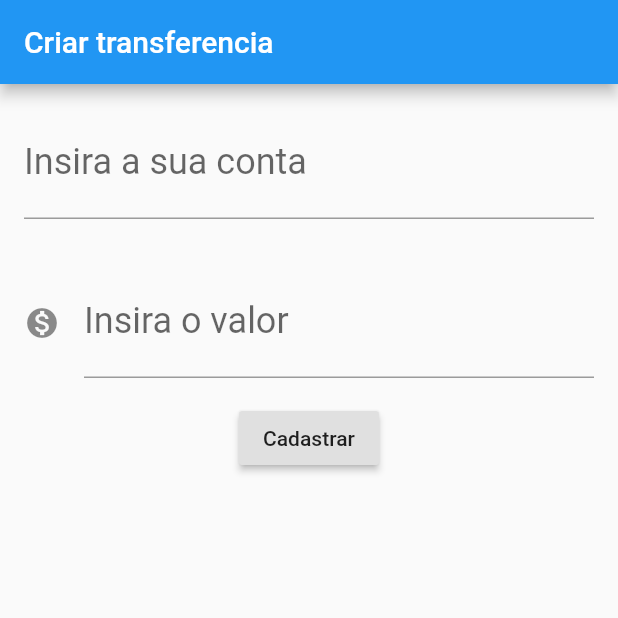
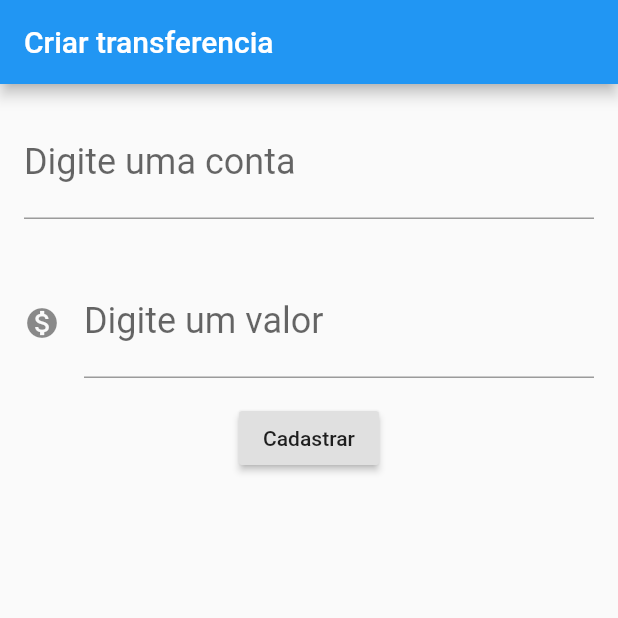
Before and after one commit to felipeferrari90/aluraapp01, a Flutter app: the screen it shows after launch, on a phone screen of 412 x 824 dp, the top half of it. Run offline on Flutter 3.47's test engine with Material 2 defaults, Android fonts, the phone set to English and light mode, and no system bars.

Commit message:
commit antes de ser explicados o navigators e os future

```diff
--- a/lib/main.dart
+++ b/lib/main.dart
@@ -25,38 +25,20 @@ class FormularioTransferencia extends StatelessWidget{
         ),
         body: Column(
           children: <Widget>[
-            Padding(
-              padding: EdgeInsets.all(16.0),
-              child: TextField(
-                controller: ,
-                style: TextStyle(
-                  fontSize: 24.0,
-                ),
-                decoration:  InputDecoration(
-                  labelText: "Insira a sua conta",
-                  hintText: "000-0"
-                ),
-              ),
+            CampoEditor(
+              controller: _contrCampoConta,
+              rotulo: "Digite uma conta",
+              dica: "0.00",
             ),
-            Padding(
-              padding: EdgeInsets.all(16.0),
-              child: TextField(
-                style: TextStyle(
-                  fontSize: 24.0,
-                ),
-                decoration:  InputDecoration(
-                  icon: Icon(Icons.monetization_on),
-                  labelText: "Insira o valor",
-                  hintText: "0.00"
-                ),
-              ),
+            CampoEditor(
+              icone: Icons.monetization_on,
+              controller: _contrCampoValor,
+              rotulo: "Digite um valor",
+              dica: "000-0",
             ),
             RaisedButton(
               onPressed: (){
-                  final String _conta = _contrCampoConta.text;
-                  final String _valor = Double.parse(_contrCampoValor);
-
-                  final Transferencia _transferencia = Transferencia(_valor, _conta);
+                 _criaTransferencia();
               },
               child: Text("Cadastrar")
             )
@@ -64,7 +46,50 @@ class FormularioTransferencia extends StatelessWidget{
         )
      );
   }
+
+  void _criaTransferencia(){
+      final String _conta = _contrCampoConta.text;
+      final double _valor = double.tryParse(_contrCampoValor.text);
+
+      if(_conta != null && _valor != null){
+        final transferenciaCriada = Transferencia(_valor, _conta);
+        debugPrint(transferenciaCriada._conta);
+  }
 }
+
+
+
+}
+
+class CampoEditor extends StatelessWidget {
+
+  final TextEditingController controller;
+  final String rotulo;
+  final String dica;
+  IconData icone;
+
+  CampoEditor({this.icone,this.rotulo, this.dica, this.controller});
+
+  @override
+  Widget build(BuildContext context) {
+     return Padding(
+              padding: EdgeInsets.all(16.0),
+              child: TextField(
+                controller: controller,
+                style: TextStyle(
+                  fontSize: 24.0,
+                ),
+                decoration:  InputDecoration(
+                  icon: icone != null ? Icon(icone) : null ,
+                  labelText: rotulo,
+                  hintText: dica,
+                ),
+              ),
+            );
+  }
+
+}
+
 
 
 
```
